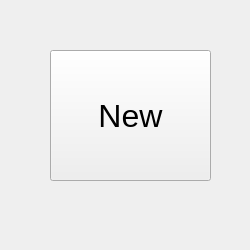
This is src/mainwindow.ui in kelawaad/reminder as Qt 5 draws it before an edit. The edited form follows.
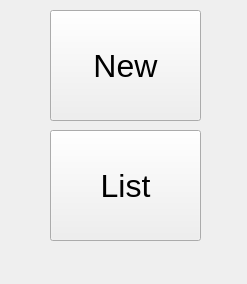
This is the edited form. Icons and pictures are not drawn.

Commit message: added notifications list in a new dialog

```diff
--- a/src/mainwindow.ui
+++ b/src/mainwindow.ui
@@ -6,8 +6,8 @@
    <rect>
     <x>0</x>
     <y>0</y>
-    <width>250</width>
-    <height>250</height>
+    <width>247</width>
+    <height>284</height>
    </rect>
   </property>
   <property name="sizePolicy">
@@ -18,8 +18,8 @@
   </property>
   <property name="maximumSize">
    <size>
-    <width>250</width>
-    <height>250</height>
+    <width>300</width>
+    <height>300</height>
    </size>
   </property>
   <property name="windowTitle">
@@ -40,9 +40,9 @@
     <property name="geometry">
      <rect>
       <x>50</x>
-      <y>50</y>
-      <width>161</width>
-      <height>131</height>
+      <y>10</y>
+      <width>151</width>
+      <height>111</height>
      </rect>
     </property>
     <property name="font">
@@ -68,6 +68,33 @@
      </size>
     </property>
    </widget>
+   <widget class="QPushButton" name="pushButton_2">
+    <property name="geometry">
+     <rect>
+      <x>50</x>
+      <y>130</y>
+      <width>151</width>
+      <height>111</height>
+     </rect>
+    </property>
+    <property name="font">
+     <font>
+      <pointsize>24</pointsize>
+     </font>
+    </property>
+    <property name="contextMenuPolicy">
+     <enum>Qt::NoContextMenu</enum>
+    </property>
+    <property name="text">
+     <string>List</string>
+    </property>
+    <property name="iconSize">
+     <size>
+      <width>64</width>
+      <height>64</height>
+     </size>
+    </property>
+   </widget>
   </widget>
   <widget class="QMenuBar" name="menuBar">
    <property name="geometry">
```
Left out of the diff: 8 changed lines with no effect on the pictures. The commit also changes 10 other files.
